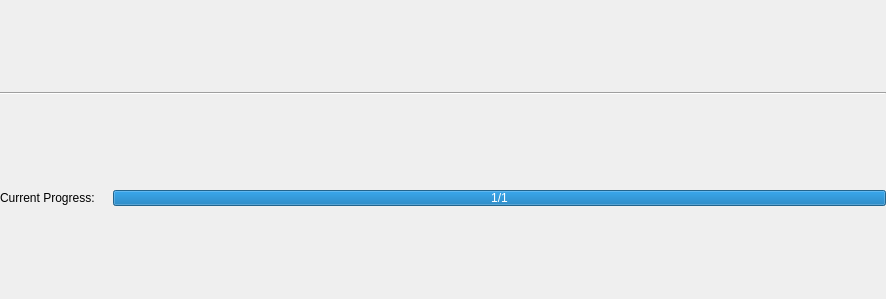
Before: the Qt Designer form plugins/progress_bar/progressbar.ui in labscript-suite-bitbucket-archive-old/PhyNerd-blacs--forked-from--labscript_suite-blacs, drawn with Qt 5.
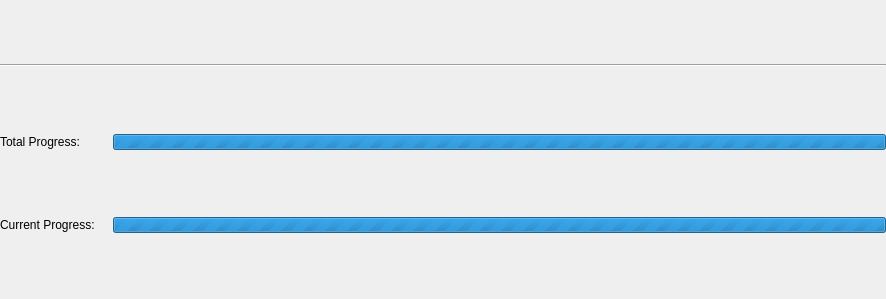
After: the same form once the commit is applied.

Commit message: Added second progressbar, made stuff thread save and fixed stuff

```diff
--- a/plugins/progress_bar/progressbar.ui
+++ b/plugins/progress_bar/progressbar.ui
@@ -36,6 +36,48 @@
     <item>
      <layout class="QHBoxLayout" name="horizontalLayout">
       <item>
+       <widget class="QLabel" name="totalProgress">
+        <property name="minimumSize">
+         <size>
+          <width>110</width>
+          <height>0</height>
+         </size>
+        </property>
+        <property name="maximumSize">
+         <size>
+          <width>110</width>
+          <height>16777215</height>
+         </size>
+        </property>
+        <property name="text">
+         <string>Total Progress:</string>
+        </property>
+       </widget>
+      </item>
+      <item>
+       <widget class="QProgressBar" name="totalProgressBar">
+        <property name="maximumSize">
+         <size>
+          <width>16777215</width>
+          <height>16</height>
+         </size>
+        </property>
+        <property name="maximum">
+         <number>0</number>
+        </property>
+        <property name="value">
+         <number>0</number>
+        </property>
+        <property name="format">
+         <string>%v/%m</string>
+        </property>
+       </widget>
+      </item>
+     </layout>
+    </item>
+   <item>
+     <layout class="QHBoxLayout" name="horizontalLayout1">
+      <item>
        <widget class="QLabel" name="currentProgress">
         <property name="minimumSize">
          <size>
@@ -63,10 +105,10 @@
          </size>
         </property>
         <property name="maximum">
-         <number>1</number>
+         <number>0</number>
         </property>
         <property name="value">
-         <number>1</number>
+         <number>0</number>
         </property>
         <property name="format">
          <string>%v/%m</string>
```
The commit also changes 1 other file.
